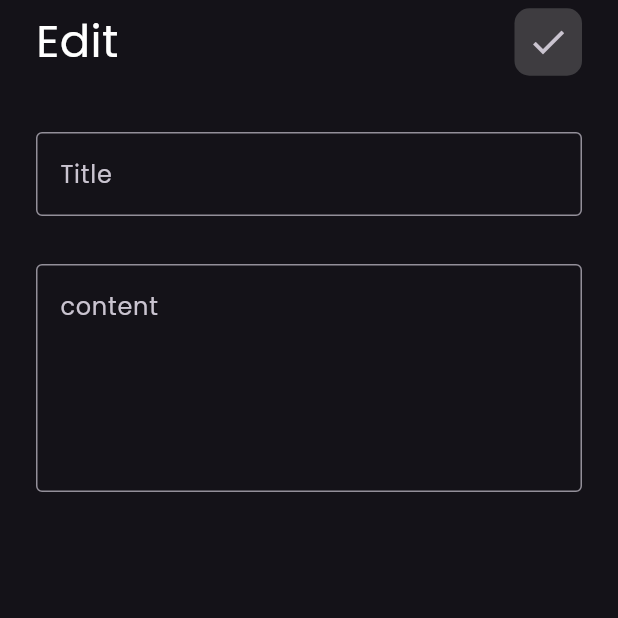
After one commit to AhmeddElshiekh/notes_app, a Flutter app: the screen it shows after launch, after a tap on "Flutter tips", on a phone screen of 412 x 824 dp, the top half of it. The commit adds this screen. Run offline on Flutter 3.47's test engine with Material 2 defaults, Android fonts, the phone set to English and light mode, and no system bars.

Commit message:
edit note screen UI done

```diff
--- /dev/null
+++ b/lib/screens/edit_notes_screen.dart
@@ -0,0 +1,38 @@
+import 'package:flutter/material.dart';
+import 'package:note_app/widgets/action_appBar.dart';
+import 'package:note_app/widgets/custom_text_filed.dart';
+
+class EditNotesScreen extends StatelessWidget {
+  const EditNotesScreen({super.key});
+
+  @override
+  Widget build(BuildContext context) {
+    return Scaffold(
+      appBar: AppBar(
+        leadingWidth:150 ,
+        leading: const Padding(
+          padding: EdgeInsetsDirectional.only(start: 24,top: 6),
+          child: Text('Edit Note',style: TextStyle(
+              color: Colors.white,
+              fontSize: 30
+          ),),
+        ),
+        actions: const [
+          ActionAppBar(button: Icons.check,)
+        ],
+      ),
+      body:  const Column(
+        children: [
+          Padding(
+            padding: EdgeInsetsDirectional.only(start: 24,end: 24,top: 32),
+            child: CustomTextFiled(hint: 'Title'),
+          ),
+          Padding(
+            padding: EdgeInsetsDirectional.only(start: 24,end: 24,top: 32),
+            child: CustomTextFiled(hint: 'content',maxLines: 5,),
+          ),
+        ],
+      ),
+    );
+  }
+}
--- a/lib/screens/notes_screen.dart
+++ b/lib/screens/notes_screen.dart
@@ -19,7 +19,7 @@ class NotesScreen extends StatelessWidget {
           ),),
         ),
         actions: const [
-         ActionAppBar()
+         ActionAppBar(button: Icons.search,)
         ],
       ),
       body:  const Column(
--- a/lib/widgets/action_appBar.dart
+++ b/lib/widgets/action_appBar.dart
@@ -1,8 +1,8 @@
 import 'package:flutter/material.dart';
 
 class ActionAppBar extends StatelessWidget {
-  const ActionAppBar({super.key});
-
+  const ActionAppBar({super.key, required this.button});
+  final IconData button;
   @override
   Widget build(BuildContext context) {
     return   Padding(
@@ -14,7 +14,7 @@ class ActionAppBar extends StatelessWidget {
             borderRadius: BorderRadiusDirectional.circular(10),
             color: Colors.grey.withOpacity(.3)
         ),
-        child: const Icon(Icons.search,size: 28,),
+        child:  Icon(button,size: 28,),
       ),
     );
   }
--- a/lib/widgets/note_item.dart
+++ b/lib/widgets/note_item.dart
@@ -1,4 +1,5 @@
 import 'package:flutter/material.dart';
+import 'package:note_app/screens/edit_notes_screen.dart';
 
 class NoteItem extends StatelessWidget {
   const NoteItem({super.key});
@@ -7,6 +8,10 @@ class NoteItem extends StatelessWidget {
   Widget build(BuildContext context) {
     return  Padding(
       padding: const EdgeInsetsDirectional.only(bottom: 8),
+      child: GestureDetector(
+        onTap: (){
+          Navigator.push(context, MaterialPageRoute(builder: (context) => const EditNotesScreen(),));
+        },
         child: Container(
           decoration: BoxDecoration(
             borderRadius: BorderRadiusDirectional.circular(10),
@@ -40,6 +45,7 @@ class NoteItem extends StatelessWidget {
             ],
           ),
         ),
+      ),
     );
   }
 }
```
Lines whose indentation alone changed are shown as unchanged.
